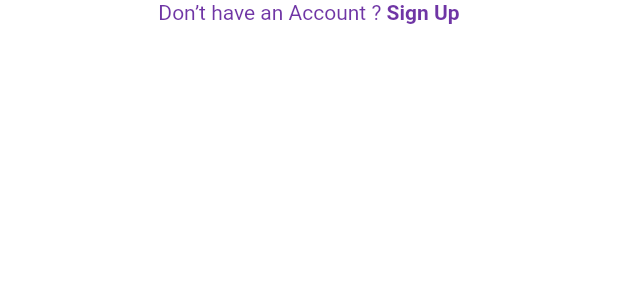
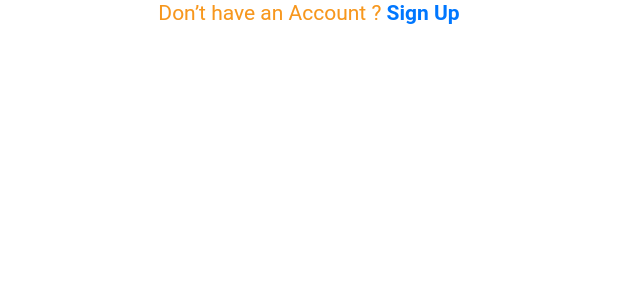
Before and after one commit to TruongAnim/meme_hub, a Flutter app: the AlreadyHaveAnAccountCheck widget shown alone on an empty page, opened directly with empty values, on a phone screen of 412 x 824 dp. Shown: the top 300 px of the screen. Run offline on Flutter 3.47's test engine with Material 2 defaults, Android fonts, the phone set to English and light mode, and no system bars; drawn by our look-alikes of loader_overlay; our stand-ins replace dio, dropdown_button2, flutter_slider_drawer, flutter_spinkit, flutter_svg, fluttericon and 12 more; missing offline and left inert: animation_wrappers, dart:ffi, gcloud; accounts and stored records are empty; network calls fail.

Commit message:
update login screen

```diff
--- /dev/null
+++ b/lib/Screens/Login/components/already_have_an_account_acheck.dart
@@ -0,0 +1,36 @@
+import 'package:flutter/material.dart';
+import 'package:meme_hub/Theme/colors.dart';
+import 'package:meme_hub/constants.dart';
+
+class AlreadyHaveAnAccountCheck extends StatelessWidget {
+  final bool login;
+  final Function? press;
+  const AlreadyHaveAnAccountCheck({
+    Key? key,
+    this.login = true,
+    required this.press,
+  }) : super(key: key);
+
+  @override
+  Widget build(BuildContext context) {
+    return Row(
+      mainAxisAlignment: MainAxisAlignment.center,
+      children: <Widget>[
+        Text(
+          login ? "Don’t have an Account ? " : "Already have an Account ? ",
+          style: const TextStyle(color: secondaryColor),
+        ),
+        GestureDetector(
+          onTap: press as void Function()?,
+          child: Text(
+            login ? "Sign Up" : "Sign In",
+            style: const TextStyle(
+              color: linkColor,
+              fontWeight: FontWeight.bold,
+            ),
+          ),
+        )
+      ],
+    );
+  }
+}
--- a/lib/Screens/Signup/components/signup_form.dart
+++ b/lib/Screens/Signup/components/signup_form.dart
@@ -4,7 +4,7 @@ import 'package:meme_hub/controllers/signup_controller.dart';
 import 'package:meme_hub/utils/loading_overlay.dart';
 import 'package:meme_hub/utils/toast_maker.dart';
 
-import '../../../components/already_have_an_account_acheck.dart';
+import '../../Login/components/already_have_an_account_acheck.dart';
 import '../../../constants.dart';
 
 class SignUpForm extends StatefulWidget {
--- a/lib/Screens/Signup/signup_screen.dart
+++ b/lib/Screens/Signup/signup_screen.dart
@@ -1,5 +1,4 @@
 import 'package:flutter/material.dart';
-import 'package:meme_hub/components/background.dart';
 import 'package:meme_hub/components/responsive.dart';
 import 'package:meme_hub/constants.dart';
 import 'components/sign_up_top_image.dart';
--- a/lib/Screens/Welcome/components/login_signup_btn.dart
+++ b/lib/Screens/Welcome/components/login_signup_btn.dart
@@ -14,7 +14,7 @@ class LoginAndSignupBtn extends StatelessWidget {
     return Column(
       children: [
         Hero(
-          tag: "login_btn",
+          tag: 'btn_login',
           child: ElevatedButton(
             onPressed: () {
               controller.toLoginScreen();
--- a/lib/components/already_have_an_account_acheck.dart
+++ /dev/null
@@ -1,35 +0,0 @@
-import 'package:flutter/material.dart';
-import 'package:meme_hub/constants.dart';
-
-class AlreadyHaveAnAccountCheck extends StatelessWidget {
-  final bool login;
-  final Function? press;
-  const AlreadyHaveAnAccountCheck({
-    Key? key,
-    this.login = true,
-    required this.press,
-  }) : super(key: key);
-
-  @override
-  Widget build(BuildContext context) {
-    return Row(
-      mainAxisAlignment: MainAxisAlignment.center,
-      children: <Widget>[
-        Text(
-          login ? "Don’t have an Account ? " : "Already have an Account ? ",
-          style: const TextStyle(color: kPrimaryColor),
-        ),
-        GestureDetector(
-          onTap: press as void Function()?,
-          child: Text(
-            login ? "Sign Up" : "Sign In",
-            style: const TextStyle(
-              color: kPrimaryColor,
-              fontWeight: FontWeight.bold,
-            ),
-          ),
-        )
-      ],
-    );
-  }
-}
--- a/lib/components/background.dart
+++ b/lib/components/background.dart
@@ -8,7 +8,7 @@ class Background extends StatelessWidget {
   @override
   Widget build(BuildContext context) {
     return Scaffold(
-      resizeToAvoidBottomInset: false,
+      resizeToAvoidBottomInset: true,
       body: SizedBox(
         width: double.infinity,
         height: MediaQuery.of(context).size.height,
@@ -24,7 +24,8 @@ class Background extends StatelessWidget {
                   ),
                 ),
               ),
-            Container(
+            SizedBox(
+              height: MediaQuery.of(context).size.height,
               child: child,
             )
           ],
--- a/lib/components/custom_text_field.dart
+++ b/lib/components/custom_text_field.dart
@@ -26,9 +26,6 @@ class CustomTextField extends StatelessWidget {
         border: OutlineInputBorder(
           borderRadius: BorderRadius.circular(30),
         ),
-        enabledBorder: OutlineInputBorder(
-          borderRadius: BorderRadius.circular(30),
-        ),
       ),
     );
   }
--- a/pubspec.yaml
+++ b/pubspec.yaml
@@ -87,6 +87,7 @@ flutter:
     - assets/images/
     - assets/icons/
     - assets/keys/
+    - assets/gifs/
 
   # An image asset can refer to one or more resolution-specific "variants", see
   # https://flutter.dev/assets-and-images/#resolution-aware
```
Also changed, not shown: lib/Screens/Login/components/login_form.dart (+25 -18 lines), lib/Screens/Login/components/login_screen_top_image.dart (deleted, +0 -34 lines), lib/Screens/Login/components/login_title_widget.dart (added, +27 -0 lines), lib/Screens/Login/login_screen.dart (+4 -17 lines), lib/Screens/Welcome/components/welcome_image.dart (deleted, +0 -15 lines), 2 other files.
